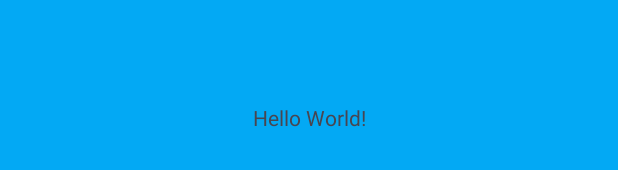
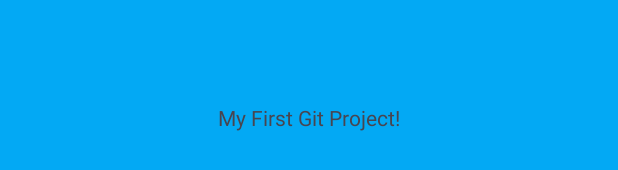
Before and after one commit to sonorousname/MyFirstGitProject, an Android app: the layout activity_main.xml on its own in the app's theme, with its tools: preview values and no code run, on a phone screen of 412 x 824 dp. Shown: the part 501-671 px from the top of the screen. Run offline under Robolectric (Android 15) with nearby library versions, the phone set to English and light mode, and no system bars.

```diff
--- a/app/src/main/res/layout/activity_main.xml
+++ b/app/src/main/res/layout/activity_main.xml
@@ -11,7 +11,7 @@
     <TextView
         android:layout_width="wrap_content"
         android:layout_height="wrap_content"
-        android:text="Hello World!"
+        android:text="@string/my_first_git_project"
         app:layout_constraintBottom_toBottomOf="parent"
         app:layout_constraintEnd_toEndOf="parent"
         app:layout_constraintStart_toStartOf="parent"
--- a/app/src/main/res/values/strings.xml
+++ b/app/src/main/res/values/strings.xml
@@ -1,3 +1,4 @@
 <resources>
     <string name="app_name">My First Git Project</string>
+    <string name="my_first_git_project">My First Git Project!</string>
 </resources>
```
